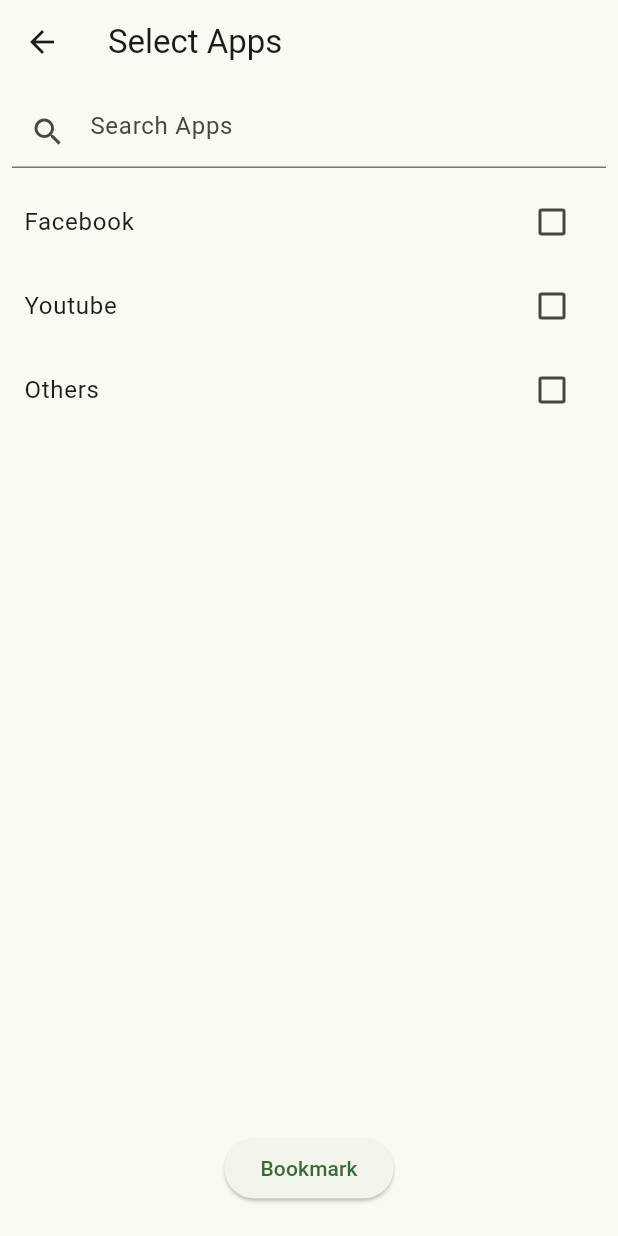
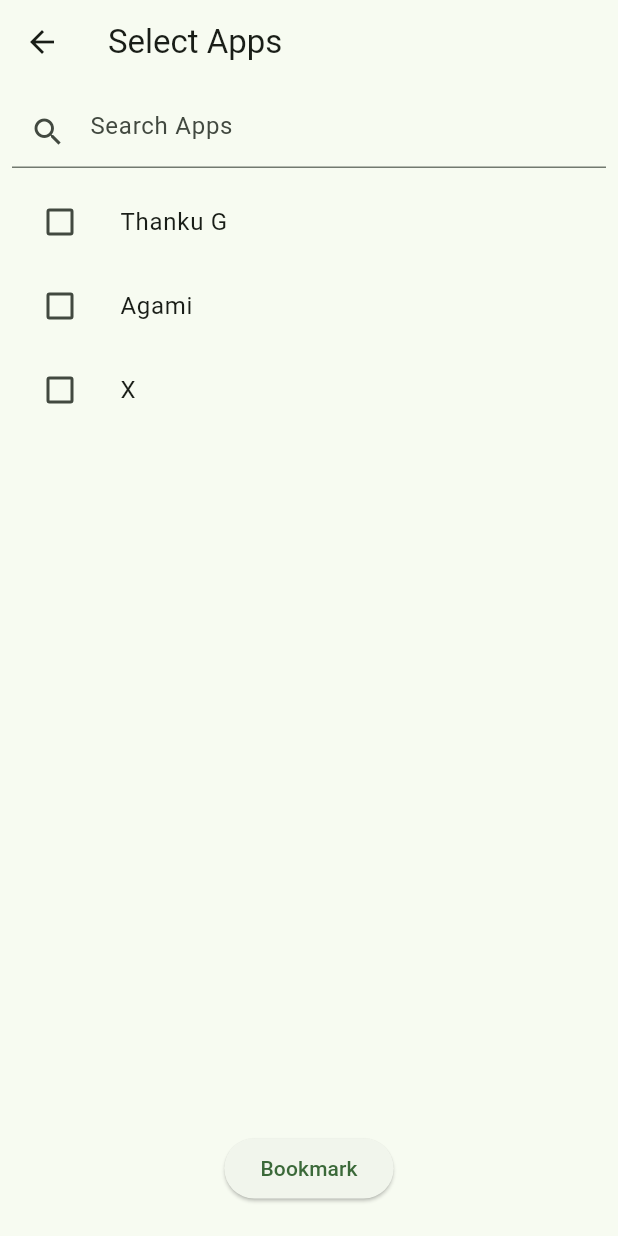
Before and after one commit to tamimiqbalfysal/today, a Flutter app: the screen it shows after launch, in the side drawer, after a tap on "More", on a phone screen of 412 x 824 dp. Run offline on Flutter 3.47's test engine with Material 3 defaults, Android fonts, the phone set to English and light mode, and no system bars.

Commit message:
Thanku G

```diff
--- a/lib/main.dart
+++ b/lib/main.dart
@@ -51,7 +51,11 @@
 
   @override
   Widget build(BuildContext context) {
-    return Scaffold(
+    return Container(
+      decoration: BoxDecoration(
+        border: Border.all(color: Colors.yellow, width: 1.0), // Add yellow border
+      ),
+      child: Scaffold(
         appBar: AppBar(
           title: Text(widget.title),
         ),
@@ -100,6 +104,7 @@
             ],
           ),
         ),
+      ),
     );
   }
 }
--- a/lib/new_page.dart
+++ b/lib/new_page.dart
@@ -1,4 +1,5 @@
 import 'package:flutter/material.dart';
+import 'thanku_g_page.dart'; // Import the ThankuGPage
 
 class NewPage extends StatefulWidget {
   const NewPage({super.key});
@@ -9,9 +10,9 @@
 
 class _NewPageState extends State<NewPage> {
   final List<Product> products = [
-    Product(name: 'Facebook'),
-    Product(name: 'Youtube'),
-    Product(name: 'Others'),
+    Product(name: 'Thanku G'),
+    Product(name: 'Agami'),
+    Product(name: 'X'),
   ];
 
   final List<Product> selectedProducts = [];
@@ -41,8 +42,18 @@
               itemCount: products.where((p) => p.name.toLowerCase().contains(searchQuery.toLowerCase())).length,
               itemBuilder: (context, index) {
                 final product = products.where((p) => p.name.toLowerCase().contains(searchQuery.toLowerCase())).toList()[index];
-                return CheckboxListTile(
+                return GestureDetector(
+                  onTap: () {
+                    if (product.name == 'Thanku G') {
+                      Navigator.push(
+                        context,
+                        MaterialPageRoute(builder: (context) => ThankuGPage()),
+                      );
+                    }
+                  },
+                  child: ListTile(
                     title: Text(product.name),
+                    leading: Checkbox(
                       value: selectedProducts.contains(product),
                       onChanged: (value) {
                         setState(() {
@@ -53,6 +64,8 @@
                           }
                         });
                       },
+                    ),
+                  ),
                 );
               },
             ),
```
Lines whose indentation alone changed are shown as unchanged.
